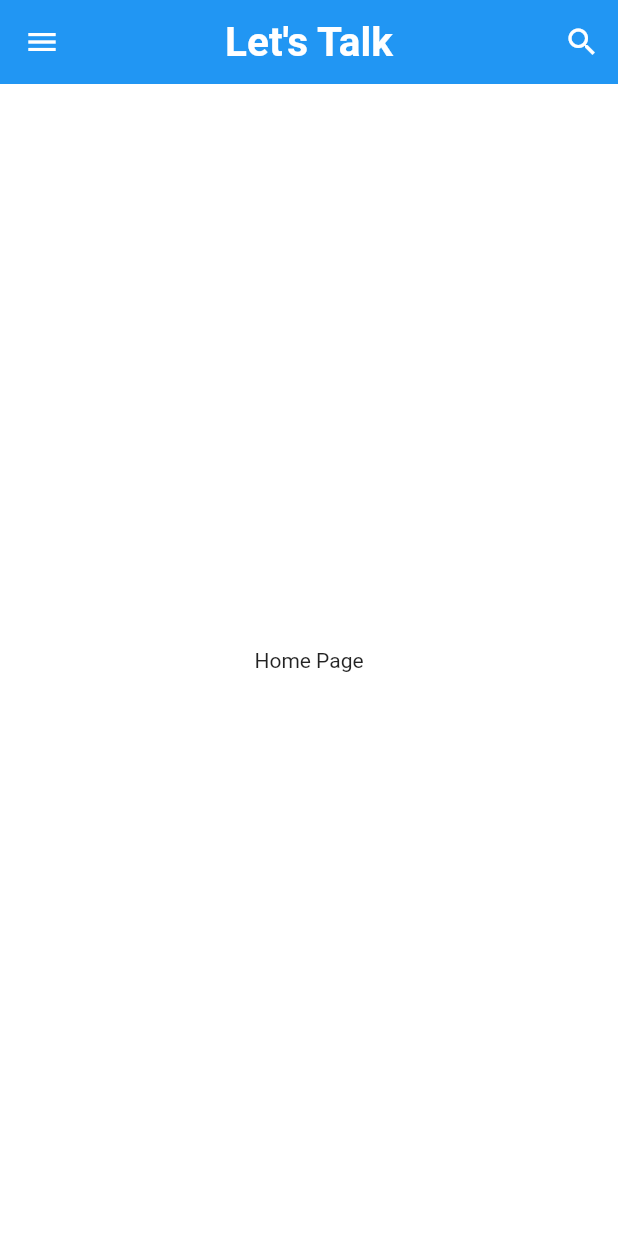
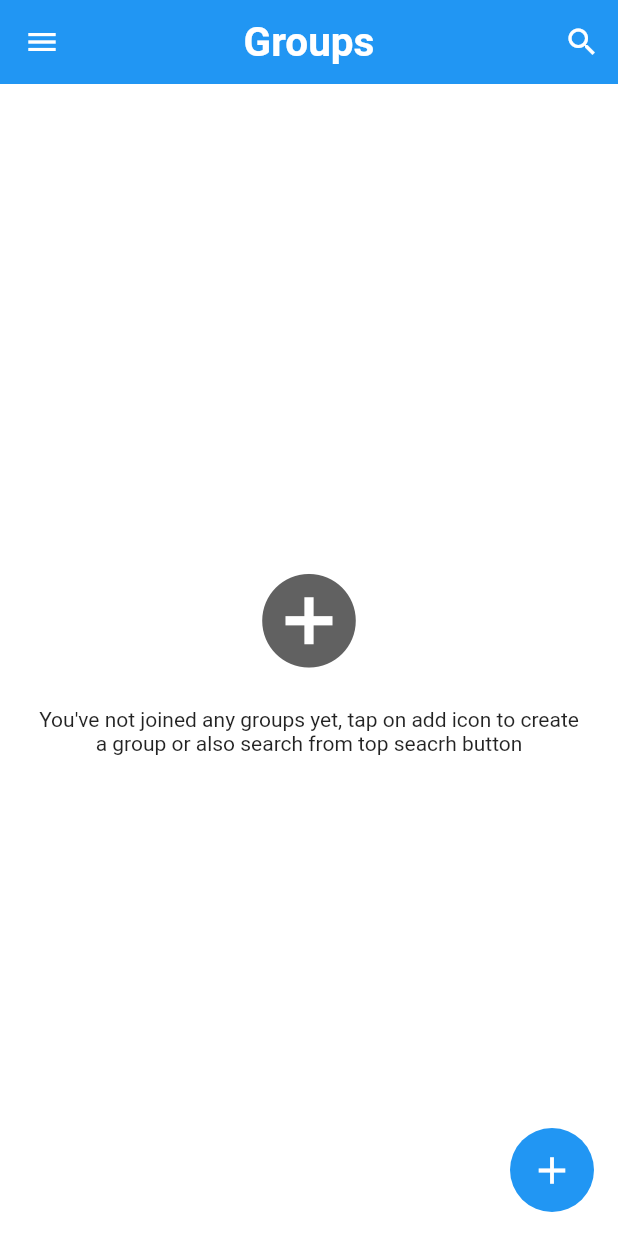
Before and after one commit to Gargoros/Flutter_Chat_App, a Flutter app: the HomePage screen opened directly, on a phone screen of 412 x 824 dp. Run offline on Flutter 3.47's test engine with Material 2 defaults, Android fonts, the phone set to English and light mode, and no system bars; our stand-ins replace cloud_firestore, firebase_auth, firebase_core, shared_preferences; accounts and stored records are empty.

Commit message:
feat: init new logic and method to pop up dialog and create/added chat groups

```diff
--- a/chat_app/lib/pages/home_page.dart
+++ b/chat_app/lib/pages/home_page.dart
@@ -3,7 +3,9 @@ import 'package:chat_app/pages/auth/login_page.dart';
 import 'package:chat_app/pages/auth/profile_page.dart';
 import 'package:chat_app/pages/search_page.dart';
 import 'package:chat_app/service/auth_service.dart';
+import 'package:chat_app/service/database_service.dart';
 import 'package:chat_app/widgets/widgets.dart';
+import 'package:firebase_auth/firebase_auth.dart';
 import 'package:flutter/material.dart';
 
 class HomePage extends StatefulWidget {
@@ -15,8 +17,10 @@ class HomePage extends StatefulWidget {
 
 class _HomePageState extends State<HomePage> {
   AuthService authService = AuthService();
+  Stream? groups;
   String userFullName = "";
   String userEmail = "";
+  bool _isLoading = false;
 
   @override
   void initState() {
@@ -35,6 +39,98 @@ class _HomePageState extends State<HomePage> {
         userEmail = valueEmail!;
       });
     });
+    await DatabaseService(userId: FirebaseAuth.instance.currentUser!.uid)
+        .getUserGroups()
+        .then((snapshot) {
+      setState(() {
+        groups = snapshot;
+      });
+    });
+  }
+
+  groupList() {
+    return StreamBuilder(
+      stream: groups,
+      builder: (context, AsyncSnapshot snapshot) {
+        if (snapshot.hasData) {
+          if (snapshot.data["groups"] != null) {
+            if (snapshot.data["groups"].length != 0) {
+              return Text("Hello");
+            } else {
+              return noGroupWidget();
+            }
+          } else {
+            return noGroupWidget();
+          }
+        } else {
+          return Center(
+            child: CircularProgressIndicator(
+              color: Theme.of(context).primaryColor,
+            ),
+          );
+        }
+      },
+    );
+  }
+
+  popUpDialog(BuildContext context) {
+    showDialog(
+        barrierDismissible: true,
+        context: context,
+        builder: (context) {
+          return AlertDialog(
+            title: const Text(
+              "Create a group",
+              textAlign: TextAlign.left,
+            ),
+            content: Column(
+              mainAxisSize: MainAxisSize.min,
+              children: [
+                _isLoading == true
+                    ? Center(
+                        child: CircularProgressIndicator(
+                            color: Theme.of(context).primaryColor),
+                      )
+                    : TextField(
+                        decoration: InputDecoration(
+                            enabledBorder: OutlineInputBorder(
+                                borderSide: BorderSide(
+                                    color: Theme.of(context).primaryColor),
+                                borderRadius: BorderRadius.circular(20))),
+                      )
+              ],
+            ),
+          );
+        });
+  }
+
+  noGroupWidget() {
+    return Container(
+      padding: const EdgeInsets.symmetric(horizontal: 25),
+      child: Column(
+        mainAxisAlignment: MainAxisAlignment.center,
+        crossAxisAlignment: CrossAxisAlignment.center,
+        children: [
+          GestureDetector(
+            onTap: () {
+              popUpDialog(context);
+            },
+            child: Icon(
+              Icons.add_circle,
+              color: Colors.grey[700],
+              size: 75,
+            ),
+          ),
+          SizedBox(
+            height: 20,
+          ),
+          const Text(
+            "You've not joined any groups yet, tap on add icon to create a group or also search from top seacrh button",
+            textAlign: TextAlign.center,
+          ),
+        ],
+      ),
+    );
   }
 
   @override
@@ -43,7 +139,7 @@ class _HomePageState extends State<HomePage> {
       appBar: AppBar(
         centerTitle: true,
         title: const Text(
-          "Let's Talk",
+          "Groups",
           style: TextStyle(fontSize: 27, fontWeight: FontWeight.bold),
         ),
         actions: <Widget>[
@@ -56,7 +152,7 @@ class _HomePageState extends State<HomePage> {
         elevation: 0,
         backgroundColor: Theme.of(context).primaryColor,
       ),
-      body: const Center(child: Text("Home Page")),
+      body: groupList(),
       drawer: Drawer(
         child: ListView(
             padding: const EdgeInsets.symmetric(vertical: 50),
@@ -101,9 +197,13 @@ class _HomePageState extends State<HomePage> {
               ),
               ListTile(
                 onTap: () {
-                  nextScreen(context, const ProfilePage());
+                  nextScreen(
+                      context,
+                      ProfilePage(
+                        userEmail: userEmail,
+                        userFullName: userFullName,
+                      ));
                 },
-                selectedColor: Theme.of(context).primaryColor,
                 contentPadding:
                     const EdgeInsets.symmetric(horizontal: 20, vertical: 5),
                 leading: const Icon(Icons.account_box),
@@ -148,7 +248,6 @@ class _HomePageState extends State<HomePage> {
                         );
                       });
                 },
-                selectedColor: Theme.of(context).primaryColor,
                 contentPadding:
                     const EdgeInsets.symmetric(horizontal: 20, vertical: 5),
                 leading: const Icon(Icons.exit_to_app),
@@ -159,6 +258,18 @@ class _HomePageState extends State<HomePage> {
               ),
             ]),
       ),
+      floatingActionButton: FloatingActionButton(
+        onPressed: () {
+          popUpDialog(context);
+        },
+        elevation: 0,
+        backgroundColor: Theme.of(context).primaryColor,
+        child: const Icon(
+          Icons.add,
+          color: Colors.white,
+          size: 30,
+        ),
+      ),
     );
   }
 }
```
